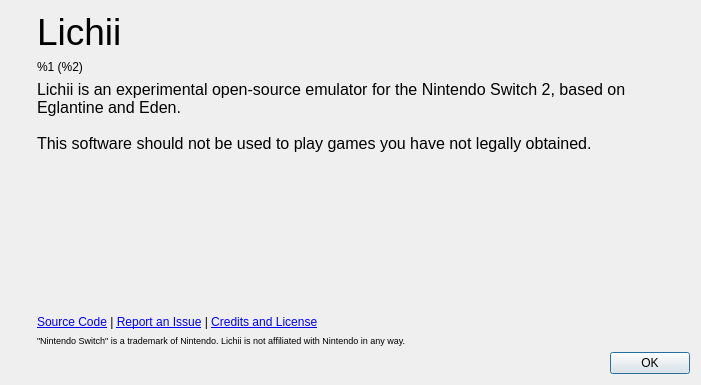
Old version of the form src/yuzu/aboutdialog.ui in the repository Julenn06/Lichii.
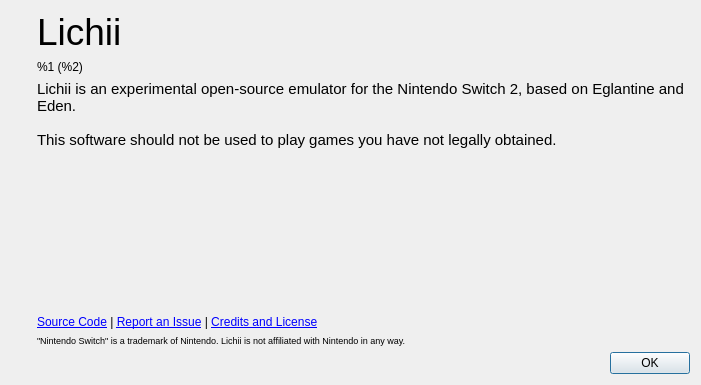
New version of the form. Icons and pictures are not drawn.

```diff
--- a/src/yuzu/aboutdialog.ui
+++ b/src/yuzu/aboutdialog.ui
@@ -95,14 +95,7 @@
           </sizepolicy>
          </property>
          <property name="text">
-          <string>&lt;!DOCTYPE HTML PUBLIC &quot;-//W3C//DTD HTML 4.0//EN&quot; &quot;http://www.w3.org/TR/REC-html40/strict.dtd&quot;&gt;
-&lt;html&gt;&lt;head&gt;&lt;meta name=&quot;qrichtext&quot; content=&quot;1&quot; /&gt;&lt;meta charset=&quot;utf-8&quot; /&gt;&lt;style type=&quot;text/css&quot;&gt;
-p, li { white-space: pre-wrap; }
-hr { height: 1px; border-width: 0; }
-li.unchecked::marker { content: &quot;\2610&quot;; }
-li.checked::marker { content: &quot;\2612&quot;; }
-&lt;/style&gt;&lt;/head&gt;&lt;body style=&quot; font-family:'Noto Sans'; font-size:9pt; font-weight:400; font-style:normal;&quot;&gt;
-&lt;p style=&quot; margin-top:0px; margin-bottom:0px; margin-left:0px; margin-right:0px; -qt-block-indent:0; text-indent:0px;&quot;&gt;&lt;span style=&quot; font-family:'MS Shell Dlg 2'; font-size:12pt;&quot;&gt;Lichii is an experimental open-source emulator for the Nintendo Switch 2, based on Eglantine and Eden. &lt;br /&gt;&lt;br /&gt;This software should not be used to play games you have not legally obtained.&lt;/span&gt;&lt;/p&gt;&lt;/body&gt;&lt;/html&gt;</string>
+          <string>&lt;p style=&quot;font-size:11pt;&quot;&gt;Lichii is an experimental open-source emulator for the Nintendo Switch 2, based on Eglantine and Eden.&lt;br /&gt;&lt;br /&gt;This software should not be used to play games you have not legally obtained.&lt;/p&gt;</string>
          </property>
          <property name="alignment">
           <set>Qt::AlignmentFlag::AlignLeading|Qt::AlignmentFlag::AlignLeft|Qt::AlignmentFlag::AlignVCenter</set>
```
